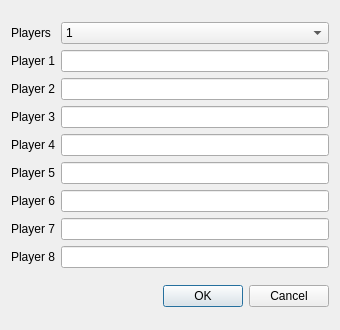
Old version of the form MapEditor/dgplayerproperties.ui in the repository projectdelphai/ECS160_MapEditor.
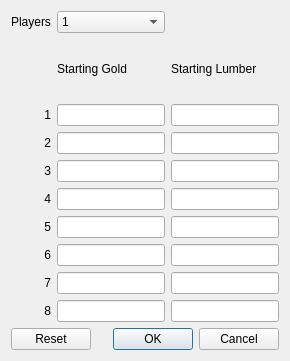
New version of the form.

Commit message: Update Player Properties; created Starting condiitons

Diff of the .ui file:
```diff
--- a/MapEditor/dgplayerproperties.ui
+++ b/MapEditor/dgplayerproperties.ui
@@ -6,8 +6,8 @@
    <rect>
     <x>0</x>
     <y>0</y>
-    <width>340</width>
-    <height>330</height>
+    <width>290</width>
+    <height>361</height>
    </rect>
   </property>
   <property name="windowTitle">
@@ -16,27 +16,85 @@
   <layout class="QVBoxLayout" name="verticalLayout">
    <item>
     <layout class="QGridLayout" name="gridLayout">
-     <item row="2" column="0">
-      <widget class="QLabel" name="label_3">
+     <item row="7" column="0">
+      <widget class="QLabel" name="label_7">
        <property name="text">
-        <string>Player 2</string>
+        <string>6</string>
+       </property>
+       <property name="alignment">
+        <set>Qt::AlignRight|Qt::AlignTrailing|Qt::AlignVCenter</set>
        </property>
       </widget>
      </item>
-     <item row="1" column="0">
-      <widget class="QLabel" name="label_2">
-       <property name="text">
-        <string>Player 1</string>
-       </property>
-      </widget>
+     <item row="4" column="1">
+      <widget class="QLineEdit" name="G3"/>
      </item>
      <item row="4" column="0">
-      <widget class="QLabel" name="label_5">
+      <widget class="QLabel" name="label_4">
        <property name="text">
-        <string>Player 4</string>
+        <string>3</string>
        </property>
+       <property name="alignment">
+        <set>Qt::AlignRight|Qt::AlignTrailing|Qt::AlignVCenter</set>
+       </property>
       </widget>
      </item>
+     <item row="9" column="0">
+      <widget class="QLabel" name="label_9">
+       <property name="text">
+        <string>8</string>
+       </property>
+       <property name="alignment">
+        <set>Qt::AlignRight|Qt::AlignTrailing|Qt::AlignVCenter</set>
+       </property>
+      </widget>
+     </item>
+     <item row="8" column="0">
+      <widget class="QLabel" name="label_8">
+       <property name="text">
+        <string>7</string>
+       </property>
+       <property name="alignment">
+        <set>Qt::AlignRight|Qt::AlignTrailing|Qt::AlignVCenter</set>
+       </property>
+      </widget>
+     </item>
+     <item row="6" column="0">
+      <widget class="QLabel" name="label_6">
+       <property name="text">
+        <string>5</string>
+       </property>
+       <property name="alignment">
+        <set>Qt::AlignRight|Qt::AlignTrailing|Qt::AlignVCenter</set>
+       </property>
+      </widget>
+     </item>
+     <item row="2" column="1">
+      <widget class="QLineEdit" name="G1"/>
+     </item>
+     <item row="0" column="0">
+      <widget class="QLabel" name="label">
+       <property name="text">
+        <string>Players</string>
+       </property>
+      </widget>
+     </item>
+     <item row="3" column="1">
+      <widget class="QLineEdit" name="G2"/>
+     </item>
+     <item row="7" column="1">
+      <widget class="QLineEdit" name="G6"/>
+     </item>
+     <item row="1" column="1">
+      <widget class="QLabel" name="label_11">
+       <property name="text">
+        <string>Starting Gold</string>
+       </property>
+      </widget>
+     </item>
+     <item row="8" column="1">
+      <widget class="QLineEdit" name="G7"/>
+     </item>
      <item row="0" column="1">
       <widget class="QComboBox" name="comboBox">
        <item>
@@ -81,71 +139,75 @@
        </item>
       </widget>
      </item>
-     <item row="1" column="1">
-      <widget class="QLineEdit" name="lineEdit"/>
+     <item row="6" column="1">
+      <widget class="QLineEdit" name="G5"/>
      </item>
-     <item row="6" column="0">
-      <widget class="QLabel" name="label_7">
-       <property name="text">
-        <string>Player 6</string>
-       </property>
-      </widget>
-     </item>
-     <item row="7" column="0">
-      <widget class="QLabel" name="label_8">
-       <property name="text">
-        <string>Player 7</string>
-       </property>
-      </widget>
+     <item row="5" column="1">
+      <widget class="QLineEdit" name="G4"/>
      </item>
      <item row="3" column="0">
-      <widget class="QLabel" name="label_4">
+      <widget class="QLabel" name="label_3">
        <property name="text">
-        <string>Player 3</string>
+        <string>2</string>
+       </property>
+       <property name="alignment">
+        <set>Qt::AlignRight|Qt::AlignTrailing|Qt::AlignVCenter</set>
+       </property>
+      </widget>
+     </item>
+     <item row="2" column="0">
+      <widget class="QLabel" name="label_2">
+       <property name="text">
+        <string>1</string>
+       </property>
+       <property name="alignment">
+        <set>Qt::AlignRight|Qt::AlignTrailing|Qt::AlignVCenter</set>
        </property>
       </widget>
      </item>
      <item row="5" column="0">
-      <widget class="QLabel" name="label_6">
+      <widget class="QLabel" name="label_5">
        <property name="text">
-        <string>Player 5</string>
+        <string>4</string>
        </property>
-      </widget>
-     </item>
-     <item row="0" column="0">
-      <widget class="QLabel" name="label">
-       <property name="text">
-        <string>Players</string>
+       <property name="alignment">
+        <set>Qt::AlignRight|Qt::AlignTrailing|Qt::AlignVCenter</set>
        </property>
       </widget>
      </item>
-     <item row="8" column="0">
-      <widget class="QLabel" name="label_9">
+     <item row="9" column="1">
+      <widget class="QLineEdit" name="G8"/>
+     </item>
+     <item row="1" column="2">
+      <widget class="QLabel" name="label_12">
        <property name="text">
-        <string>Player 8</string>
+        <string>Starting Lumber</string>
        </property>
       </widget>
      </item>
-     <item row="2" column="1">
-      <widget class="QLineEdit" name="lineEdit_2"/>
+     <item row="2" column="2">
+      <widget class="QLineEdit" name="L1"/>
      </item>
-     <item row="3" column="1">
-      <widget class="QLineEdit" name="lineEdit_3"/>
+     <item row="3" column="2">
+      <widget class="QLineEdit" name="L2"/>
      </item>
-     <item row="4" column="1">
-      <widget class="QLineEdit" name="lineEdit_4"/>
+     <item row="4" column="2">
+      <widget class="QLineEdit" name="L3"/>
      </item>
-     <item row="5" column="1">
-      <widget class="QLineEdit" name="lineEdit_5"/>
+     <item row="5" column="2">
+      <widget class="QLineEdit" name="L4"/>
      </item>
-     <item row="6" column="1">
-      <widget class="QLineEdit" name="lineEdit_6"/>
+     <item row="6" column="2">
+      <widget class="QLineEdit" name="L5"/>
      </item>
-     <item row="7" column="1">
-      <widget class="QLineEdit" name="lineEdit_7"/>
+     <item row="7" column="2">
+      <widget class="QLineEdit" name="L6"/>
      </item>
-     <item row="8" column="1">
-      <widget class="QLineEdit" name="lineEdit_8"/>
+     <item row="8" column="2">
+      <widget class="QLineEdit" name="L7"/>
+     </item>
+     <item row="9" column="2">
+      <widget class="QLineEdit" name="L8"/>
      </item>
     </layout>
    </item>
@@ -155,7 +217,7 @@
       <enum>Qt::Horizontal</enum>
      </property>
      <property name="standardButtons">
-      <set>QDialogButtonBox::Cancel|QDialogButtonBox::Ok</set>
+      <set>QDialogButtonBox::Cancel|QDialogButtonBox::Ok|QDialogButtonBox::Reset</set>
      </property>
     </widget>
    </item>
```
Left out of the diff: 27 changed lines with no effect on the pictures. The commit also changes 7 other files.
